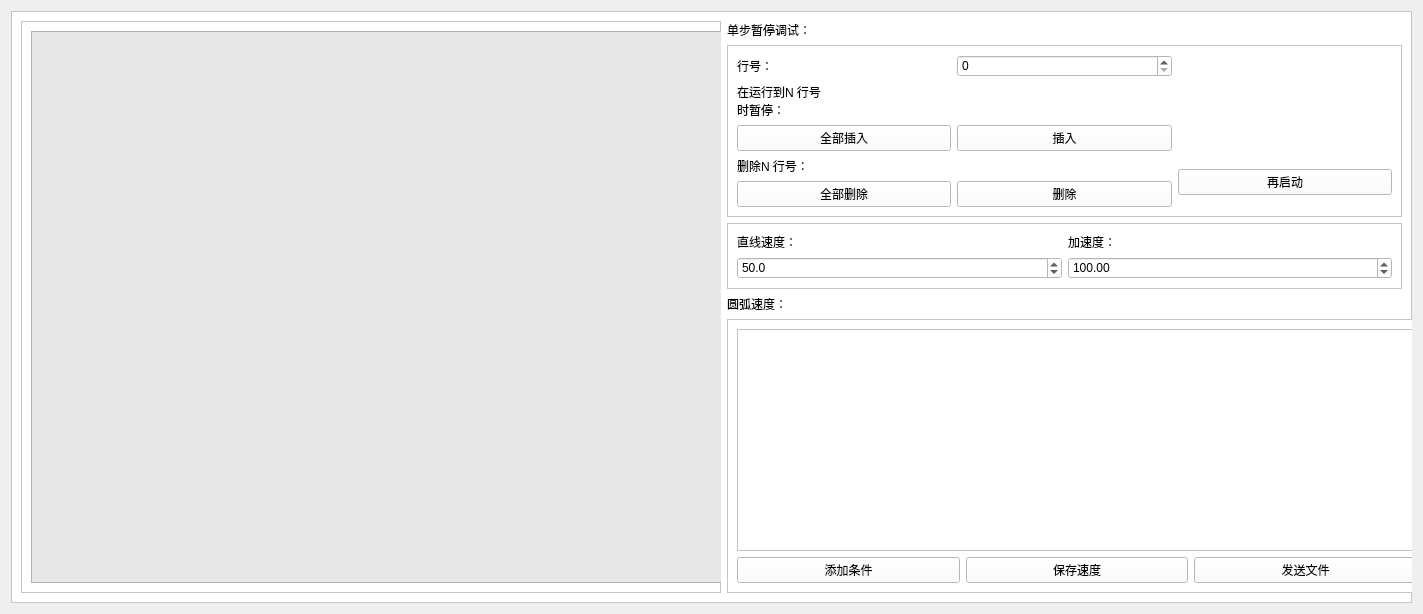
The window that gcodemodulation.ui (chuge007/detectOfvioce) describes before a commit, drawn with Qt 5.
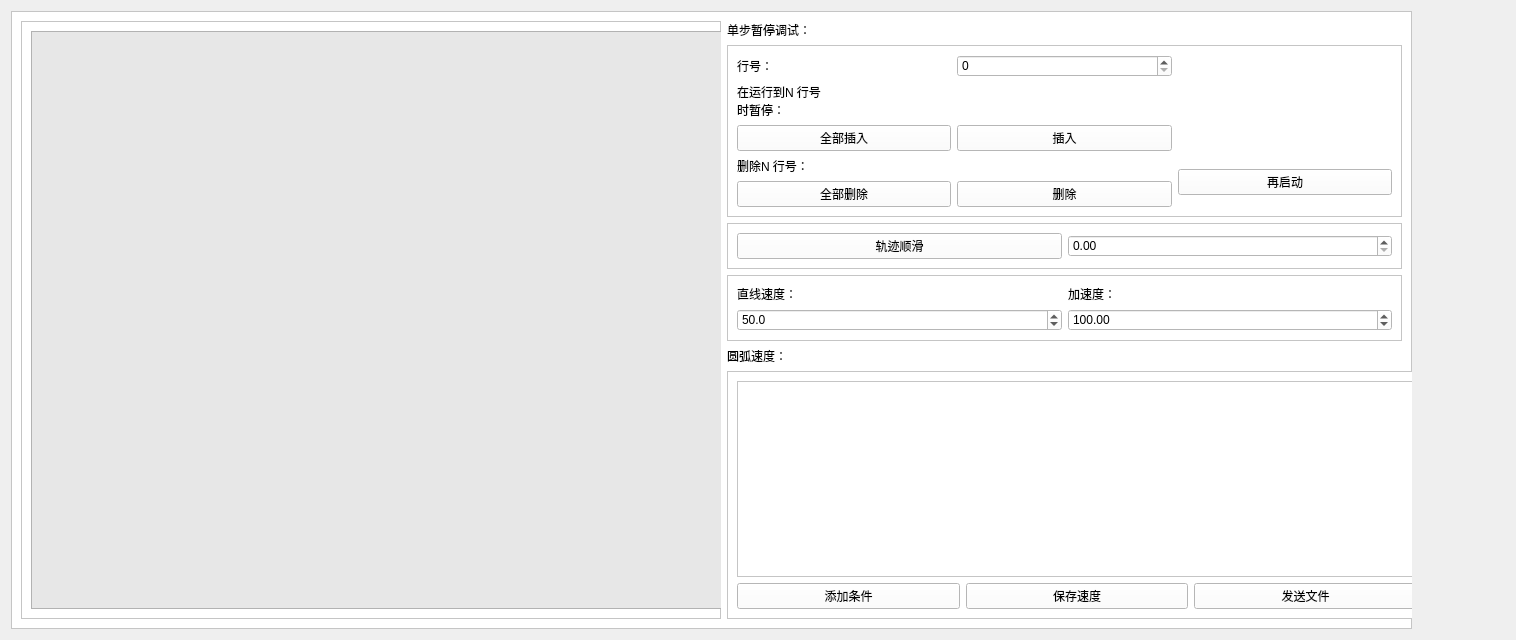
The same window after the commit.

```diff
--- a/gcodemodulation.ui
+++ b/gcodemodulation.ui
@@ -6,8 +6,8 @@
    <rect>
     <x>0</x>
     <y>0</y>
-    <width>1419</width>
-    <height>614</height>
+    <width>1516</width>
+    <height>640</height>
    </rect>
   </property>
   <property name="sizePolicy">
@@ -44,41 +44,10 @@
       <enum>QFrame::Raised</enum>
      </property>
      <layout class="QGridLayout" name="gridLayout_6">
-      <item row="0" column="0" rowspan="5" colspan="2">
-       <widget class="QFrame" name="frame_5">
-        <property name="minimumSize">
-         <size>
-          <width>700</width>
-          <height>0</height>
-         </size>
-        </property>
-        <property name="frameShape">
-         <enum>QFrame::StyledPanel</enum>
-        </property>
-        <property name="frameShadow">
-         <enum>QFrame::Raised</enum>
-        </property>
-        <layout class="QGridLayout" name="gridLayout_3">
-         <item row="0" column="0">
-          <widget class="QPlainTextEdit" name="pTEgcode">
-           <property name="minimumSize">
-            <size>
-             <width>800</width>
-             <height>0</height>
-            </size>
-           </property>
-           <property name="styleSheet">
-            <string notr="true">background-color:rgb(231, 231, 231)</string>
-           </property>
-          </widget>
-         </item>
-        </layout>
-       </widget>
-      </item>
-      <item row="0" column="2">
-       <widget class="QLabel" name="label_4">
+      <item row="4" column="2">
+       <widget class="QLabel" name="label_10">
         <property name="text">
-         <string>单步暂停调试：</string>
+         <string>圆弧速度：</string>
         </property>
        </widget>
       </item>
@@ -91,6 +60,23 @@
          <enum>QFrame::Raised</enum>
         </property>
         <layout class="QGridLayout" name="gridLayout_2">
+         <item row="4" column="0">
+          <widget class="QPushButton" name="pbDeleteALLPaus">
+           <property name="text">
+            <string>全部删除</string>
+           </property>
+          </widget>
+         </item>
+         <item row="0" column="1">
+          <widget class="QSpinBox" name="sbPausLine"/>
+         </item>
+         <item row="0" column="0">
+          <widget class="QLabel" name="label_2">
+           <property name="text">
+            <string>行号：</string>
+           </property>
+          </widget>
+         </item>
          <item row="4" column="1">
           <widget class="QPushButton" name="pbdeleteCodeLine">
            <property name="text">
@@ -98,6 +84,13 @@
            </property>
           </widget>
          </item>
+         <item row="2" column="0">
+          <widget class="QPushButton" name="pbALLPaus">
+           <property name="text">
+            <string>全部插入</string>
+           </property>
+          </widget>
+         </item>
          <item row="3" column="0" colspan="2">
           <widget class="QLabel" name="label_3">
            <property name="text">
@@ -105,10 +98,10 @@
            </property>
           </widget>
          </item>
-         <item row="4" column="0">
-          <widget class="QPushButton" name="pbDeleteALLPaus">
+         <item row="3" column="2" rowspan="2">
+          <widget class="QPushButton" name="pbAganStart">
            <property name="text">
-            <string>全部删除</string>
+            <string>再启动</string>
            </property>
           </widget>
          </item>
@@ -119,13 +112,6 @@
            </property>
           </widget>
          </item>
-         <item row="2" column="0">
-          <widget class="QPushButton" name="pbALLPaus">
-           <property name="text">
-            <string>全部插入</string>
-           </property>
-          </widget>
-         </item>
          <item row="2" column="1">
           <widget class="QPushButton" name="pbPaus">
            <property name="text">
@@ -133,34 +119,10 @@
            </property>
           </widget>
          </item>
-         <item row="3" column="2" rowspan="2">
-          <widget class="QPushButton" name="pbAganStart">
-           <property name="text">
-            <string>再启动</string>
-           </property>
-          </widget>
-         </item>
-         <item row="0" column="0">
-          <widget class="QLabel" name="label_2">
-           <property name="text">
-            <string>行号：</string>
-           </property>
-          </widget>
-         </item>
-         <item row="0" column="1">
-          <widget class="QSpinBox" name="sbPausLine"/>
-         </item>
         </layout>
        </widget>
       </item>
-      <item row="3" column="2">
-       <widget class="QLabel" name="label_10">
-        <property name="text">
-         <string>圆弧速度：</string>
-        </property>
-       </widget>
-      </item>
-      <item row="4" column="2">
+      <item row="5" column="2">
        <widget class="QFrame" name="frame_4">
         <property name="minimumSize">
          <size>
@@ -186,7 +148,7 @@
               <x>0</x>
               <y>0</y>
               <width>678</width>
-              <height>274</height>
+              <height>252</height>
              </rect>
             </property>
            </widget>
@@ -216,7 +178,14 @@
         </layout>
        </widget>
       </item>
-      <item row="2" column="2">
+      <item row="0" column="2">
+       <widget class="QLabel" name="label_4">
+        <property name="text">
+         <string>单步暂停调试：</string>
+        </property>
+       </widget>
+      </item>
+      <item row="3" column="2">
        <widget class="QFrame" name="frame_3">
         <property name="frameShape">
          <enum>QFrame::StyledPanel</enum>
@@ -225,6 +194,16 @@
          <enum>QFrame::Raised</enum>
         </property>
         <layout class="QGridLayout" name="gridLayout">
+         <item row="1" column="1">
+          <widget class="QDoubleSpinBox" name="dsbAccV">
+           <property name="maximum">
+            <double>1000.000000000000000</double>
+           </property>
+           <property name="value">
+            <double>100.000000000000000</double>
+           </property>
+          </widget>
+         </item>
          <item row="0" column="0">
           <widget class="QLabel" name="label_9">
            <property name="text">
@@ -252,19 +231,62 @@
            </property>
           </widget>
          </item>
-         <item row="1" column="1">
-          <widget class="QDoubleSpinBox" name="dsbAccV">
-           <property name="maximum">
-            <double>1000.000000000000000</double>
+        </layout>
+       </widget>
+      </item>
+      <item row="0" column="0" rowspan="6" colspan="2">
+       <widget class="QFrame" name="frame_5">
+        <property name="minimumSize">
+         <size>
+          <width>700</width>
+          <height>0</height>
+         </size>
+        </property>
+        <property name="frameShape">
+         <enum>QFrame::StyledPanel</enum>
+        </property>
+        <property name="frameShadow">
+         <enum>QFrame::Raised</enum>
+        </property>
+        <layout class="QGridLayout" name="gridLayout_3">
+         <item row="0" column="0">
+          <widget class="QPlainTextEdit" name="pTEgcode">
+           <property name="minimumSize">
+            <size>
+             <width>800</width>
+             <height>0</height>
+            </size>
            </property>
-           <property name="value">
-            <double>100.000000000000000</double>
+           <property name="styleSheet">
+            <string notr="true">background-color:rgb(231, 231, 231)</string>
            </property>
           </widget>
          </item>
         </layout>
        </widget>
       </item>
+      <item row="2" column="2">
+       <widget class="QFrame" name="frame_6">
+        <property name="frameShape">
+         <enum>QFrame::StyledPanel</enum>
+        </property>
+        <property name="frameShadow">
+         <enum>QFrame::Raised</enum>
+        </property>
+        <layout class="QGridLayout" name="gridLayout_4">
+         <item row="0" column="0">
+          <widget class="QPushButton" name="trajectory_smooth_but">
+           <property name="text">
+            <string>轨迹顺滑</string>
+           </property>
+          </widget>
+         </item>
+         <item row="0" column="1">
+          <widget class="QDoubleSpinBox" name="trajectory_smooth_dsb"/>
+         </item>
+        </layout>
+       </widget>
+      </item>
      </layout>
     </widget>
    </item>
```
